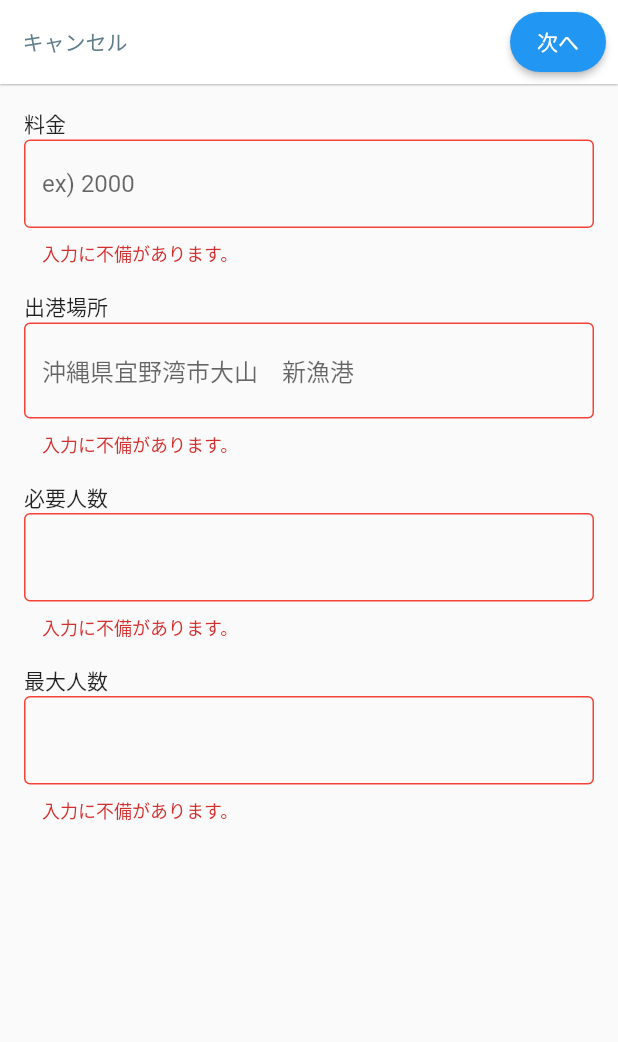
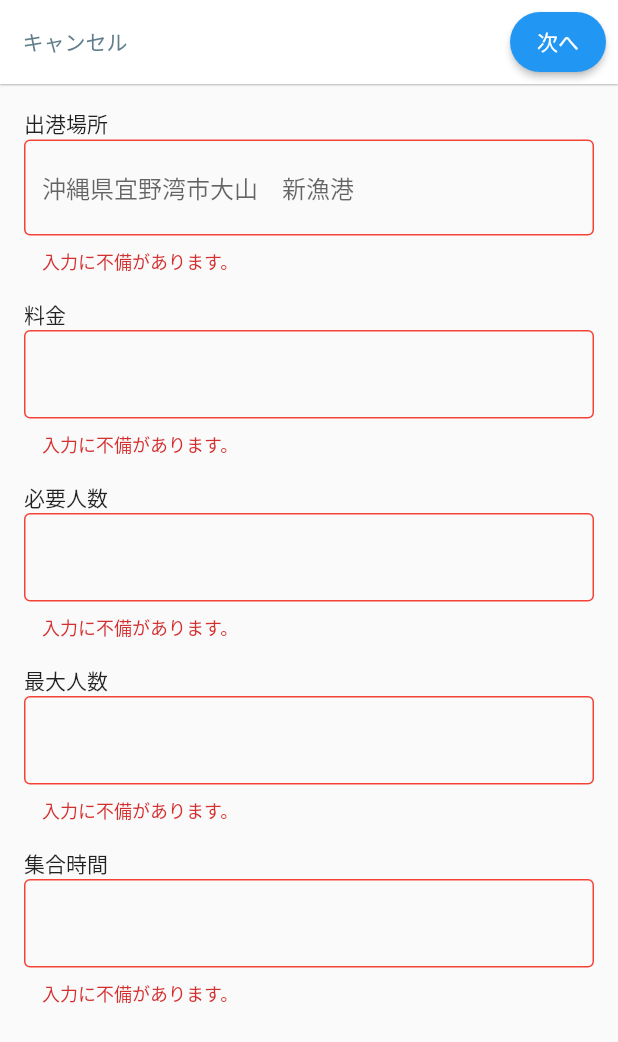
Before and after one commit to n-ohama/ship-match, a Flutter app: the BookingFirstTextFieldsScreen screen opened by its route, after a tap on "次へ", on a phone screen of 412 x 824 dp. Shown: the top 1042 px of the screen. Run offline on Flutter 3.47's test engine with Material 2 defaults, Android fonts, the phone set to English and light mode, and no system bars; our stand-ins replace cloud_firestore, firebase_core, flutter_datetime_picker, flutter_riverpod; accounts and stored records are empty.

Commit message:
datetimepickerを追加 集合時間を追加

```diff
--- /dev/null
+++ b/lib/components/atoms/date_time_picker_text_form_field.dart
@@ -0,0 +1,72 @@
+import 'package:flutter/material.dart';
+import 'package:flutter_datetime_picker/flutter_datetime_picker.dart';
+
+class DateTimePickerTextFormField extends StatefulWidget {
+  final Function(DateTime) onSavedFunc;
+  final String hint;
+  const DateTimePickerTextFormField({
+    required this.onSavedFunc, this.hint = '',
+  });
+
+  @override
+  State<DateTimePickerTextFormField> createState() => _DateTimePickerTextFormFieldState();
+}
+
+class _DateTimePickerTextFormFieldState extends State<DateTimePickerTextFormField> {
+  late TextEditingController _controller;
+
+  @override
+  void initState() {
+    super.initState();
+    _controller = TextEditingController();
+  }
+
+  @override
+  void dispose() {
+    _controller.dispose();
+    super.dispose();
+  }
+  @override
+  Widget build(BuildContext context) {
+
+    return Column(
+      children: [
+        const SizedBox(
+          width: double.infinity,
+          child: Text('集合時間', textAlign: TextAlign.left),
+        ),
+        TextFormField(
+          controller: _controller,
+          readOnly: true,
+          validator: (value) {
+            if(value!.trim().isEmpty) {
+              return '入力に不備があります。';
+            }
+            return null;
+          },
+          decoration: InputDecoration(
+            hintText: widget.hint,
+            border: const OutlineInputBorder(),
+            errorBorder:  const OutlineInputBorder(
+              borderSide: BorderSide(color: Colors.red),
+            ),
+          ),
+          onTap: () {
+            DatePicker.showDateTimePicker(
+              context,
+              showTitleActions: true,
+              onConfirm: (date) {
+                widget.onSavedFunc(date);
+                _controller.text = date.toString();
+                print('confirm $date');
+              },
+              currentTime: DateTime.now(),
+              locale: LocaleType.jp,
+            );
+          },
+        ),
+        const SizedBox(height: 16),
+      ],
+    );
+  }
+}
--- a/lib/components/pages/booking_first_text_fields_screen.dart
+++ b/lib/components/pages/booking_first_text_fields_screen.dart
@@ -1,4 +1,5 @@
 import 'package:flutter/material.dart';
+import 'package:myapp/components/atoms/date_time_picker_text_form_field.dart';
 import 'package:myapp/components/organisms/booking_text_form_field.dart';
 import 'package:myapp/components/pages/booking_second_text_field_screen.dart';
 
@@ -57,14 +58,13 @@ class BookingFirstTextFieldsScreen extends StatelessWidget {
             child: Column(
               children: [
                 BookingTextFormField(
-                  label: '料金',
-                  hint: 'ex) 2000',
-                  onSavedFunc: (value) => _inputData['price'] = int.parse(value),
-                ),
-                BookingTextFormField(
                   label: '出港場所',
                   hint: '沖縄県宜野湾市大山　新漁港',
                   onSavedFunc: (value) => _inputData['address'] = value,
+                ),
+                BookingTextFormField(
+                  label: '料金',
+                  onSavedFunc: (value) => _inputData['price'] = int.parse(value),
                 ),
                 BookingTextFormField(
                   label: '必要人数',
@@ -74,6 +74,9 @@ class BookingFirstTextFieldsScreen extends StatelessWidget {
                   label: '最大人数',
                   onSavedFunc: (value) => _inputData['capacity'] = int.parse(value),
                 ),
+                DateTimePickerTextFormField(
+                  onSavedFunc: (value) => _inputData['leaveDay'] = value,
+                ),
               ],
             ),
           ),
--- a/lib/components/pages/booking_second_text_field_screen.dart
+++ b/lib/components/pages/booking_second_text_field_screen.dart
@@ -30,7 +30,7 @@ class BookingSecondTextFieldScreen extends ConsumerWidget {
                 primary: Colors.blue,
                 shape: const StadiumBorder(),
               ),
-              onPressed: _title.isEmpty ? null : () {
+              onPressed: _title.trim().isEmpty ? null : () {
                 final uuid = const Uuid().v4();
                 const owner = 'owner';
                 final now = DateTime.now();
--- a/pubspec.yaml
+++ b/pubspec.yaml
@@ -35,6 +35,8 @@ dependencies:
   # Use with the CupertinoIcons class for iOS style icons.
   cupertino_icons: ^1.0.2
   uuid: ^3.0.5
+  flutter_datetime_picker: ^1.5.1
+  intl: ^0.17.0
   firebase_core: ^1.11.0
   cloud_firestore: ^3.1.6
   firebase_auth: ^3.3.5
```
Also changed, not shown: pubspec.lock.
